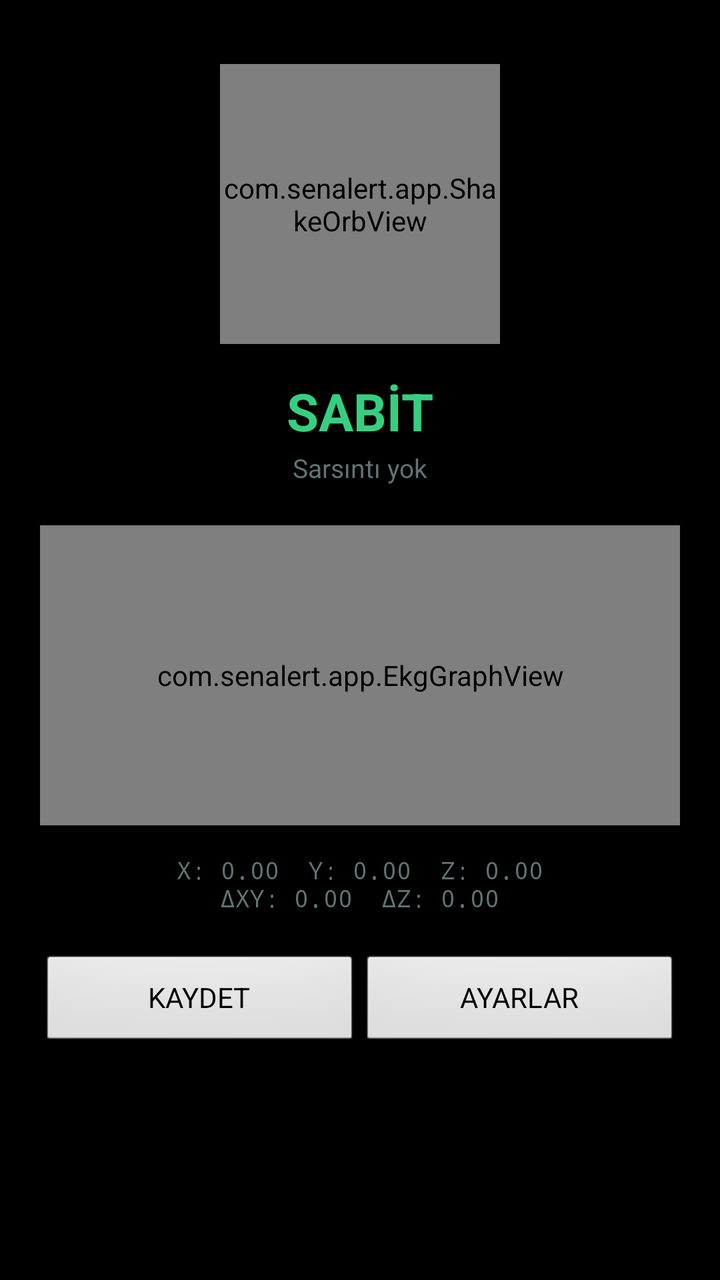
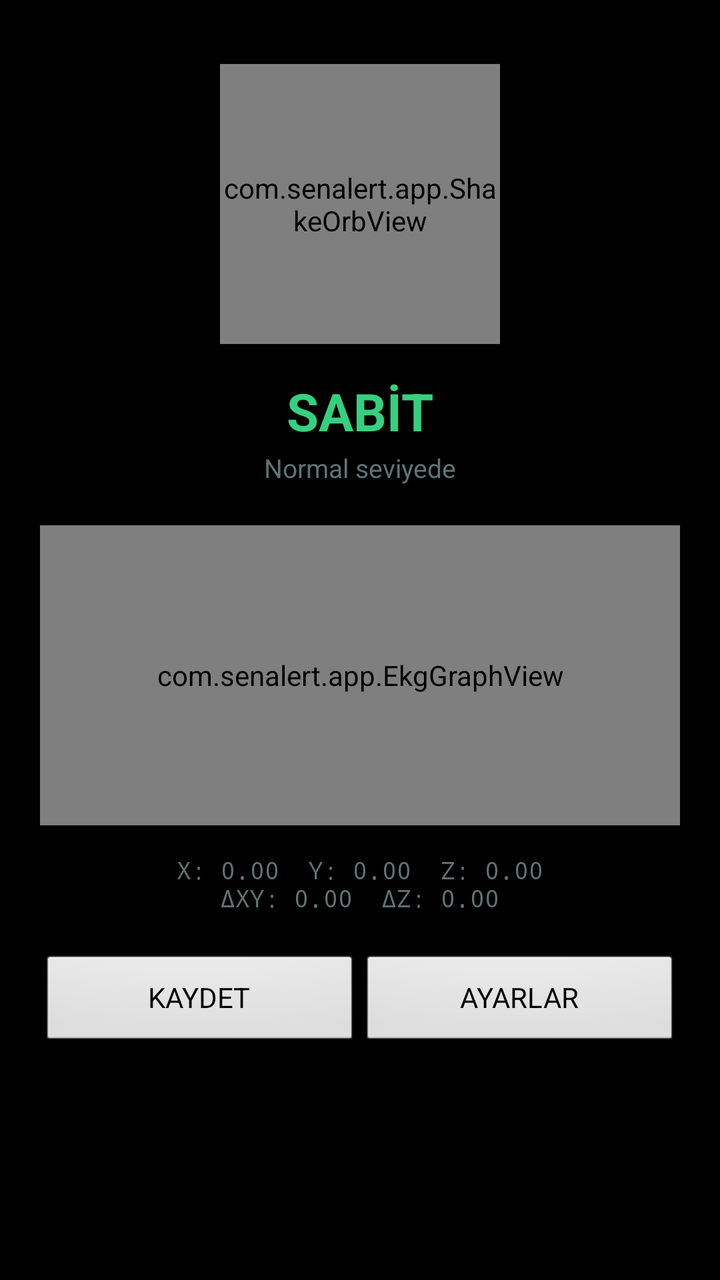

An Android layout rendered at two revisions. The XML below is the earlier revision; the diff shows what the commit changed to produce the second picture.
<!-- AndroidManifest.xml: application theme android:Theme.Black.NoTitleBar -->
<!-- res/layout/activity_main.xml -->
<?xml version="1.0" encoding="utf-8"?>
<ScrollView xmlns:android="http://schemas.android.com/apk/res/android"
    android:id="@+id/rootLayout"
    android:layout_width="match_parent"
    android:layout_height="match_parent"
    android:background="#05070707">

    <LinearLayout
        android:layout_width="match_parent"
        android:layout_height="wrap_content"
        android:orientation="vertical"
        android:padding="20dp">

        
        <com.senalert.app.ShakeOrbView
            android:id="@+id/orbView"
            android:layout_width="140dp"
            android:layout_height="140dp"
            android:layout_gravity="center_horizontal"
            android:layout_marginTop="12dp"/>

        <TextView
            android:id="@+id/stateText"
            android:layout_width="wrap_content"
            android:layout_height="wrap_content"
            android:layout_gravity="center_horizontal"
            android:layout_marginTop="16dp"
            android:text="SABİT"
            android:textColor="#35D07F"
            android:textSize="26sp"
            android:textStyle="bold"/>

        <TextView
            android:id="@+id/subText"
            android:layout_width="wrap_content"
            android:layout_height="wrap_content"
            android:layout_gravity="center_horizontal"
            android:layout_marginTop="2dp"
            android:text="Sarsıntı yok"
            android:textColor="#5E7472"
            android:textSize="13sp"/>

        
        <TextView
            android:id="@+id/alertBar"
            android:layout_width="match_parent"
            android:layout_height="wrap_content"
            android:layout_marginTop="16dp"
            android:padding="14dp"
            android:gravity="center"
            android:visibility="gone"
            android:textColor="#000000"
            android:textSize="16sp"
            android:textStyle="bold"
            android:background="#808080"/>

        
        <com.senalert.app.EkgGraphView
            android:id="@+id/ekgView"
            android:layout_width="match_parent"
            android:layout_height="150dp"
            android:layout_marginTop="20dp"
            android:background="#0a1112"/>

        
        <TextView
            android:id="@+id/sensorText"
            android:layout_width="wrap_content"
            android:layout_height="wrap_content"
            android:layout_gravity="center_horizontal"
            android:layout_marginTop="14dp"
            android:text="X: 0.00  Y: 0.00  Z: 0.00\nΔXY: 0.00  ΔZ: 0.00"
            android:textColor="#5E7472"
            android:textSize="12sp"
            android:fontFamily="monospace"
            android:gravity="center"/>

        <Button
            android:id="@+id/btnRecalibrate"
            android:layout_width="wrap_content"
            android:layout_height="wrap_content"
            android:layout_gravity="center_horizontal"
            android:layout_marginTop="16dp"
            android:text="YENİDEN KALİBRE ET"
            android:visibility="gone"/>

        <LinearLayout
            android:layout_width="match_parent"
            android:layout_height="wrap_content"
            android:orientation="horizontal"
            android:layout_marginTop="20dp">

            <Button
                android:id="@+id/btnCapture"
                android:layout_width="0dp"
                android:layout_height="wrap_content"
                android:layout_weight="1"
                android:text="KAYDET"/>

            <Button
                android:id="@+id/btnSettings"
                android:layout_width="0dp"
                android:layout_height="wrap_content"
                android:layout_weight="1"
                android:text="AYARLAR"/>

        </LinearLayout>

    </LinearLayout>
</ScrollView>
<!-- resources referenced by this layout -->
<resources>

</resources>

<!-- the commit's change to res/layout/activity_main.xml (unified diff, before → after) -->
@@ -11,7 +11,6 @@
         android:orientation="vertical"
         android:padding="20dp">
 
-        
         <com.senalert.app.ShakeOrbView
             android:id="@+id/orbView"
             android:layout_width="140dp"
@@ -36,11 +35,10 @@
             android:layout_height="wrap_content"
             android:layout_gravity="center_horizontal"
             android:layout_marginTop="2dp"
-            android:text="Sarsıntı yok"
+            android:text="Normal seviyede"
             android:textColor="#5E7472"
             android:textSize="13sp"/>
 
-        
         <TextView
             android:id="@+id/alertBar"
             android:layout_width="match_parent"
@@ -54,7 +52,16 @@
             android:textStyle="bold"
             android:background="#808080"/>
 
-        
+        <Button
+            android:id="@+id/btnMute"
+            android:layout_width="match_parent"
+            android:layout_height="wrap_content"
+            android:layout_marginTop="12dp"
+            android:text="SUSTUR"
+            android:backgroundTint="#FF4438"
+            android:textColor="#FFFFFF"
+            android:visibility="gone"/>
+
         <com.senalert.app.EkgGraphView
             android:id="@+id/ekgView"
             android:layout_width="match_parent"
@@ -62,7 +69,6 @@
             android:layout_marginTop="20dp"
             android:background="#0a1112"/>
 
-        
         <TextView
             android:id="@+id/sensorText"
             android:layout_width="wrap_content"
